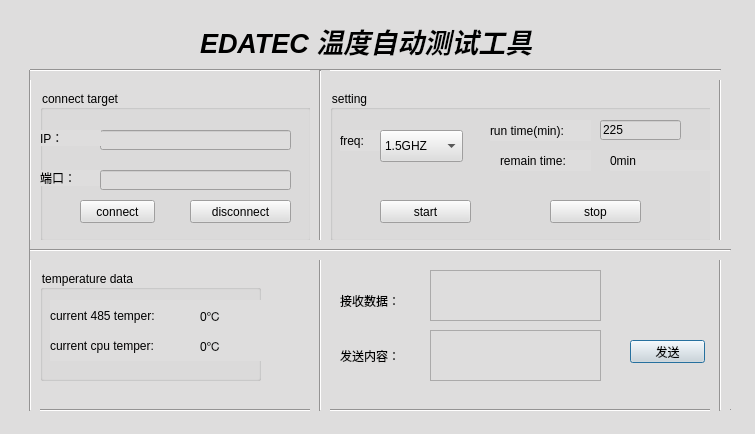
Before: the Qt Designer form ClientTest/sockettcpclient.ui in shengshixiang/auto-test-tools, drawn with Qt 5.
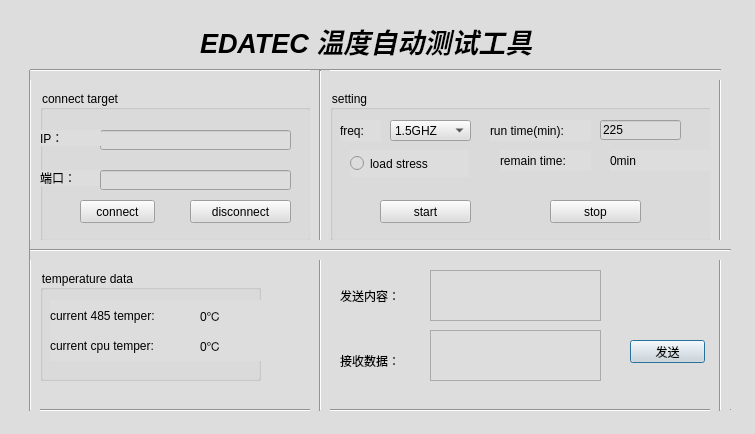
After: the same form once the commit is applied.

```diff
--- a/ClientTest/sockettcpclient.ui
+++ b/ClientTest/sockettcpclient.ui
@@ -20,7 +20,7 @@
    <property name="geometry">
     <rect>
      <x>340</x>
-     <y>340</y>
+     <y>280</y>
      <width>81</width>
      <height>31</height>
     </rect>
@@ -43,7 +43,7 @@
    <property name="geometry">
     <rect>
      <x>340</x>
-     <y>290</y>
+     <y>350</y>
      <width>81</width>
      <height>21</height>
     </rect>
@@ -203,7 +203,7 @@
     <property name="geometry">
      <rect>
       <x>10</x>
-      <y>40</y>
+      <y>30</y>
       <width>41</width>
       <height>21</height>
      </rect>
@@ -215,10 +215,10 @@
    <widget class="QComboBox" name="comboBox">
     <property name="geometry">
      <rect>
-      <x>50</x>
-      <y>40</y>
-      <width>83</width>
-      <height>32</height>
+      <x>60</x>
+      <y>30</y>
+      <width>81</width>
+      <height>21</height>
      </rect>
     </property>
     <item>
@@ -315,6 +315,19 @@
      <string>stop</string>
     </property>
    </widget>
+   <widget class="QRadioButton" name="radioButton">
+    <property name="geometry">
+     <rect>
+      <x>20</x>
+      <y>60</y>
+      <width>119</width>
+      <height>27</height>
+     </rect>
+    </property>
+    <property name="text">
+     <string>load stress</string>
+    </property>
+   </widget>
   </widget>
   <widget class="QGroupBox" name="groupBox_3">
    <property name="geometry">
```
